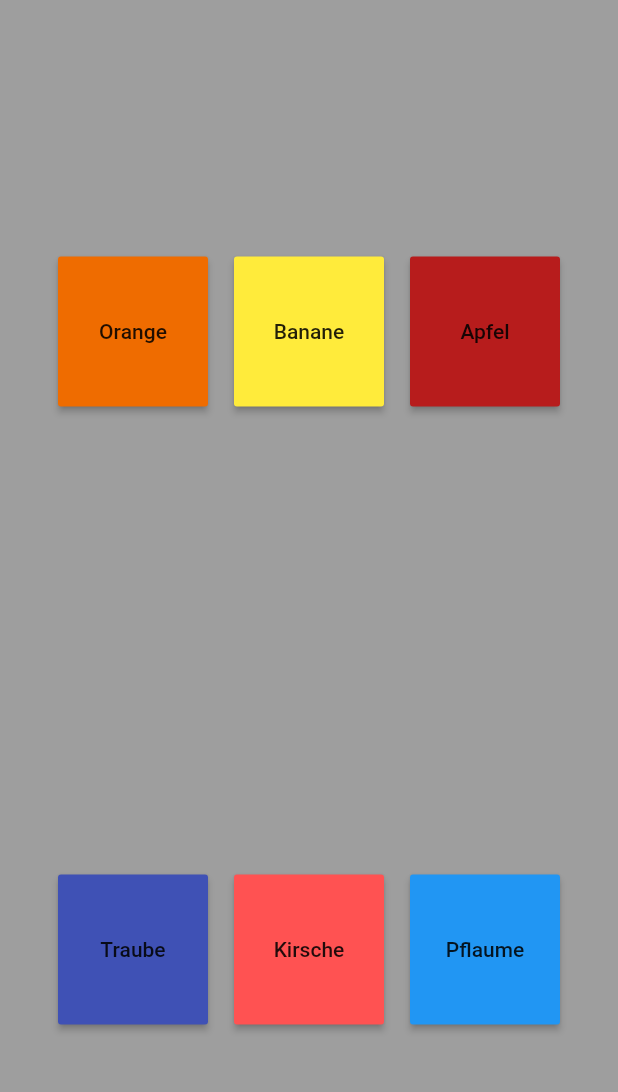
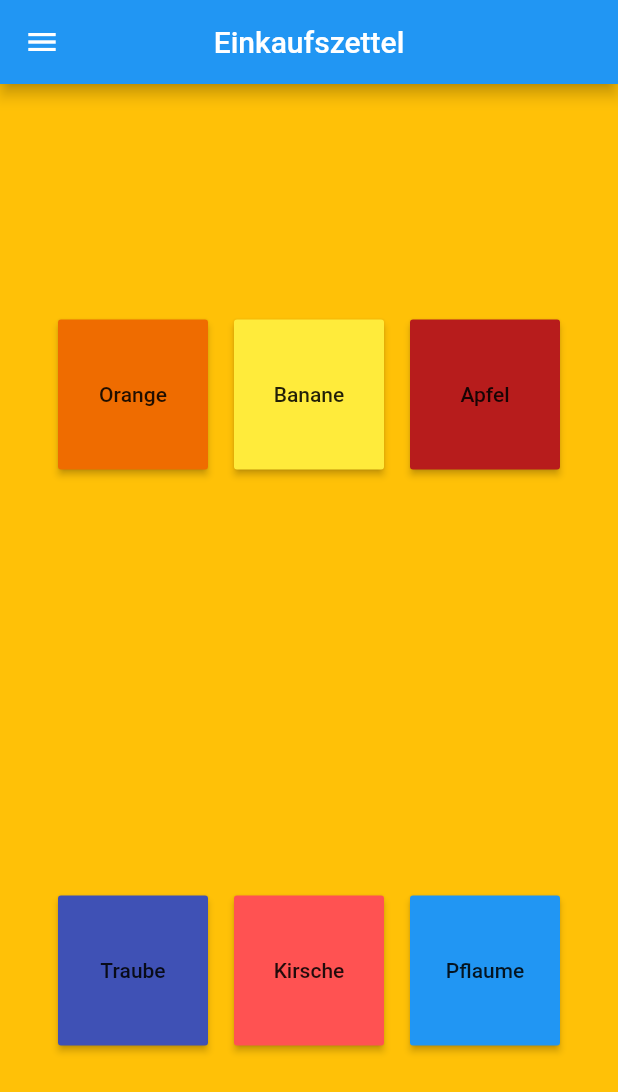
Before and after one commit to MatrixWeber/IntelligentBasket, a Flutter app: the screen it shows after launch, after a tap on "Obst", on a phone screen of 412 x 824 dp. Shown: the top 1092 px of the screen. Run offline on Flutter 3.47's test engine with Material 2 defaults, Android fonts, the phone set to English and light mode, and no system bars.

```diff
--- a/intelligent_basket/lib/home_page.dart
+++ b/intelligent_basket/lib/home_page.dart
@@ -4,6 +4,7 @@ import 'fleisch_page.dart';
 import 'gemuese_page.dart';
 import 'helper_functions.dart';
 import 'obst_page.dart';
+import 'test_widget.dart';
 
 class HomePage extends StatefulWidget {
   HomePage({Key key}) : super(key: key);
@@ -34,9 +35,47 @@ class _HomePageState extends State<HomePage> {
     );
   }
 
+  void _moveToTestPage() {
+    Navigator.push(
+      context,
+      MaterialPageRoute(builder: (context) => TestWidget()),
+    );
+  }
+
   @override
   Widget build(BuildContext context) {
     return Scaffold(
+      drawer: Drawer(
+        // Add a ListView to the drawer. This ensures the user can scroll
+        // through the options in the drawer if there isn't enough vertical
+        // space to fit everything.
+        child: ListView(
+          // Important: Remove any padding from the ListView.
+          padding: EdgeInsets.zero,
+          children: <Widget>[
+            DrawerHeader(
+              child: Text('Drawer Header'),
+              decoration: BoxDecoration(
+                color: Colors.blue,
+              ),
+            ),
+            ListTile(
+              title: Text('Item 1'),
+              onTap: () {
+                // Update the state of the app.
+                // ...
+              },
+            ),
+            ListTile(
+              title: Text('Item 2'),
+              onTap: () {
+                // Update the state of the app.
+                // ...
+              },
+            ),
+          ],
+        ),
+      ),
       appBar: AppBar(
         centerTitle: true,
         title: const Text('Einkaufszettel'),
@@ -44,14 +83,24 @@ class _HomePageState extends State<HomePage> {
       body: Center(
         child: Container(
           child: Column(
+            children: [
+              TextField(),
+              Row(
                 mainAxisAlignment: MainAxisAlignment.spaceEvenly,
                 children: [
-            buttonThemeAndMoveToPage('Obst', _moveToObstPage, Colors.orange),
+                  buttonThemeAndMoveToPage(
+                      'Obst', _moveToObstPage, Colors.orange),
                   buttonThemeAndMoveToPage(
                       'Gemuese', _moveToGemuesePage, Colors.green),
-            buttonThemeAndMoveToPage('Fleisch', _moveToFleischPage, Colors.red),
+                  buttonThemeAndMoveToPage(
+                      'Fleisch', _moveToFleischPage, Colors.red),
+                  buttonThemeAndMoveToPage(
+                      'Test', _moveToTestPage, Colors.blue),
                 ],
-        )),
+              ),
+            ],
+          ),
+        ),
       ),
     );
   }
--- a/intelligent_basket/lib/obst_page.dart
+++ b/intelligent_basket/lib/obst_page.dart
@@ -20,8 +20,59 @@ class _ObstPageState extends State<ObstPage> {
 
   @override
   Widget build(BuildContext context) {
-    return Container(
-      color: Colors.grey,
+    return Scaffold(
+      drawer: Drawer(
+        // Add a ListView to the drawer. This ensures the user can scroll
+        // through the options in the drawer if there isn't enough vertical
+        // space to fit everything.
+        child: ListView(
+          // Important: Remove any padding from the ListView.
+          padding: EdgeInsets.zero,
+          children: <Widget>[
+            DrawerHeader(
+              child: Text('Drawer Header'),
+              decoration: BoxDecoration(
+                color: Colors.blue,
+              ),
+            ),
+            ListTile(
+              title: Text('Item 1'),
+              onTap: () {
+                // Update the state of the app.
+                // ...
+              },
+            ),
+            ListTile(
+              title: Text('Item 2'),
+              onTap: () {
+                // Update the state of the app.
+                // ...
+              },
+            ),
+          ],
+        ),
+      ),
+      appBar: AppBar(
+        centerTitle: true,
+        title: const Text('Einkaufszettel'),
+      ),
+      body: Container(
+        // decoration: BoxDecoration(
+        //   gradient: SweepGradient(colors: [
+        //     Colors.pink,
+        //     Colors.red,
+        //     Colors.green,
+        //     Colors.purple,
+        //     Colors.teal
+        //   ], stops: [
+        //     0.8,
+        //     0.96,
+        //     0.74,
+        //     0.22,
+        //     0.85
+        //   ], startAngle: 0.5, endAngle: 1),
+        // ),
+        color: Colors.amber,
         child: Column(
           mainAxisSize: MainAxisSize.max,
           mainAxisAlignment: MainAxisAlignment.spaceAround,
@@ -58,6 +109,7 @@ class _ObstPageState extends State<ObstPage> {
             ),
           ],
         ),
+      ),
     );
   }
 }
```
Also changed, not shown: intelligent_basket/lib/fleisch_page.dart (+38 -1 lines), intelligent_basket/lib/gemuese_page.dart (+38 -1 lines), intelligent_basket/lib/helper_functions.dart (+19 -1 lines), intelligent_basket/lib/test_widget.dart (added, +66 -0 lines). Lines whose indentation alone changed are shown as unchanged.
